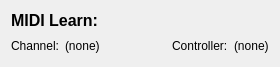
CsoundQt/CsoundQt, file src/midilearndialog.ui: the form before one commit.
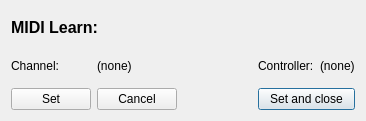
The form after the commit.

Commit message: Fixed crash on MidiLEarn (Spinbox), better midilearn dialog, added to widget's context menu.

What changed in the file:
```diff
--- a/src/midilearndialog.ui
+++ b/src/midilearndialog.ui
@@ -6,8 +6,8 @@
    <rect>
     <x>0</x>
     <y>0</y>
-    <width>280</width>
-    <height>63</height>
+    <width>366</width>
+    <height>121</height>
    </rect>
   </property>
   <property name="sizePolicy">
@@ -20,6 +20,13 @@
    <string>Dialog</string>
   </property>
   <layout class="QGridLayout" name="gridLayout">
+   <item row="2" column="1">
+    <widget class="QPushButton" name="cancelButton">
+     <property name="text">
+      <string>Cancel</string>
+     </property>
+    </widget>
+   </item>
    <item row="1" column="1">
     <widget class="QLabel" name="channelLabel">
      <property name="text">
@@ -75,6 +82,23 @@
      </property>
     </widget>
    </item>
+   <item row="2" column="0">
+    <widget class="QPushButton" name="setButton">
+     <property name="text">
+      <string>Set</string>
+     </property>
+    </widget>
+   </item>
+   <item row="2" column="3" colspan="2">
+    <widget class="QPushButton" name="closeButton">
+     <property name="text">
+      <string>Set and close</string>
+     </property>
+     <property name="default">
+      <bool>true</bool>
+     </property>
+    </widget>
+   </item>
   </layout>
  </widget>
  <resources/>
```
The commit also changes 4 other files.
